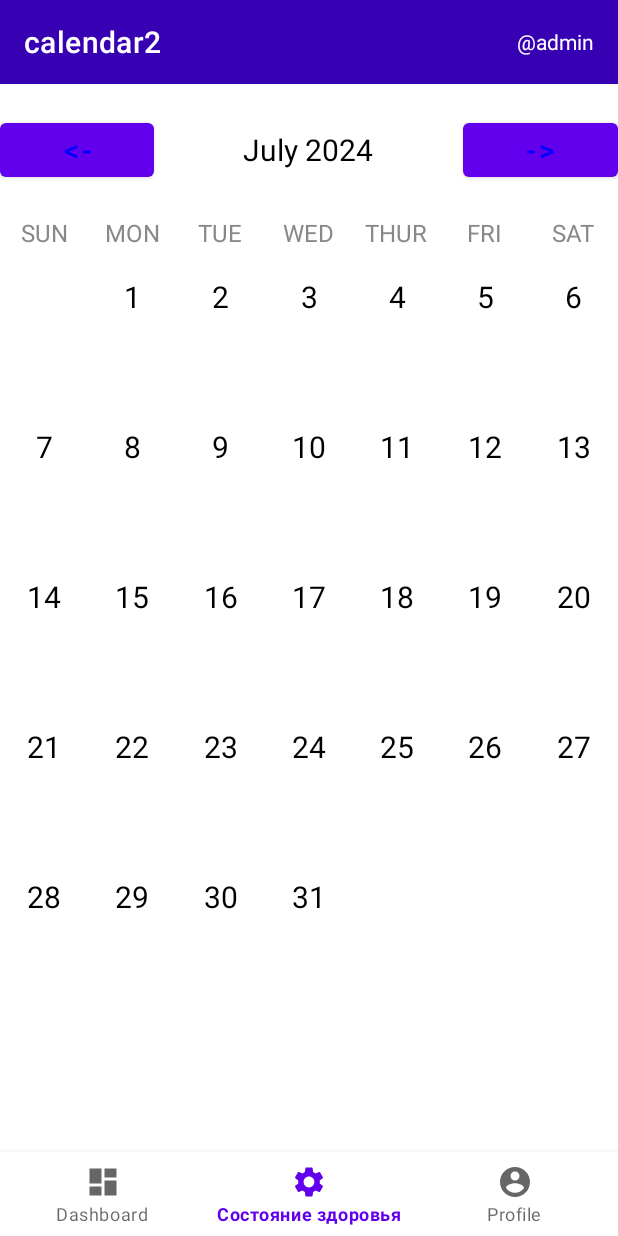
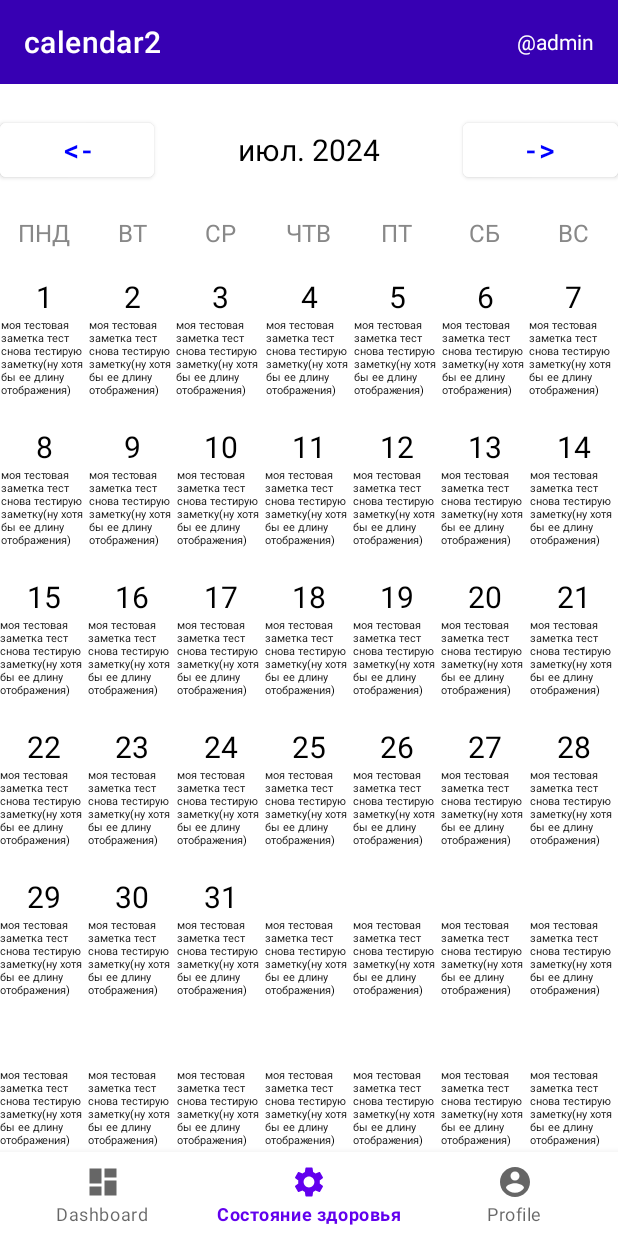
Before and after one commit to Aragorn52/CWAD, an Android app: the screen it shows after launch (MainActivity), item 2 of the bottom bar chosen, on a phone screen of 412 x 824 dp. Run offline under Robolectric (Android 15) with nearby library versions, the phone set to English and light mode, and no system bars; our stand-ins replace navigation-ui.

Commit message:
init version calendar

```diff
--- a/app/src/main/java/sa/cwad/screens/main/tabs/healthPlan/Calendar2Fragment.kt
+++ b/app/src/main/java/sa/cwad/screens/main/tabs/healthPlan/Calendar2Fragment.kt
@@ -12,6 +12,7 @@ import sa.cwad.databinding.Calendar2Binding
 import java.time.LocalDate
 import java.time.YearMonth
 import java.time.format.DateTimeFormatter
+import java.util.Locale
 
 class Calendar2Fragment : Fragment(R.layout.calendar2), OnItemListener {
 
@@ -24,11 +25,11 @@ class Calendar2Fragment : Fragment(R.layout.calendar2), OnItemListener {
         binding = Calendar2Binding.bind(view)
         selectedDate = LocalDate.now()
         setMonthView()
-        binding.backMonth.setOnClickListener{
+        binding.backMonth.setOnClickListener {
             selectedDate = selectedDate.minusMonths(1)
             setMonthView()
         }
-        binding.nextMonth.setOnClickListener{
+        binding.nextMonth.setOnClickListener {
             selectedDate = selectedDate.plusMonths(1)
             setMonthView()
         }
@@ -53,21 +54,25 @@ class Calendar2Fragment : Fragment(R.layout.calendar2), OnItemListener {
         val daysInMonth = yearMonth.lengthOfMonth()
         val firstOfMonth = selectedDate.withDayOfMonth(1)
         val dayOfWeek = firstOfMonth.dayOfWeek.value
-        for (i in 1..42) {
+        for (i in 2..43) {
             if (i <= dayOfWeek || i > daysInMonth + dayOfWeek) {
                 daysInMonthList.add("")
             } else {
-                //TODO this
                 val day = i - dayOfWeek
                 daysInMonthList.add(day.toString())
             }
         }
+        if (daysInMonthList[6] == "") {
+            daysInMonthList.removeIf { it == "" }
+        }
+
         return daysInMonthList
     }
 
     @RequiresApi(Build.VERSION_CODES.O)
     private fun monthYearFromDate(date: LocalDate): String {
-        val dateFormat = DateTimeFormatter.ofPattern("MMMM yyyy")
+        val dateFormat = DateTimeFormatter.ofPattern("MMM yyyy", Locale("ru"))
+        val t = dateFormat.format(date)
         return dateFormat.format(date)
     }
 
--- a/app/src/main/res/layout/calendar2.xml
+++ b/app/src/main/res/layout/calendar2.xml
@@ -1,10 +1,10 @@
 <?xml version="1.0" encoding="utf-8"?>
 <LinearLayout xmlns:android="http://schemas.android.com/apk/res/android"
-    xmlns:app="http://schemas.android.com/apk/res-auto"
     xmlns:tools="http://schemas.android.com/tools"
     android:layout_width="match_parent"
     android:layout_height="match_parent"
     android:orientation="vertical"
+    android:background="@color/white"
     tools:context="sa.cwad.screens.main.tabs.healthPlan.Calendar2Fragment">
 
     <LinearLayout
@@ -15,6 +15,7 @@
         android:orientation="horizontal">
 
         <Button
+            android:backgroundTint="@color/white"
             android:id="@+id/backMonth"
             android:layout_width="0dp"
             android:layout_height="wrap_content"
@@ -34,6 +35,7 @@
             android:textSize="20sp" />
 
         <Button
+            android:backgroundTint="@color/white"
             android:id="@+id/nextMonth"
             android:layout_width="0dp"
             android:layout_height="wrap_content"
@@ -54,7 +56,7 @@
             android:layout_width="0dp"
             android:layout_height="wrap_content"
             android:layout_weight="1"
-            android:text="SUN"
+            android:text="ПНД"
             android:textAlignment="center"
             android:textColor="@color/gray"
             android:textSize="16sp" />
@@ -63,7 +65,7 @@
             android:layout_width="0dp"
             android:layout_height="wrap_content"
             android:layout_weight="1"
-            android:text="MON"
+            android:text="ВТ"
             android:textAlignment="center"
             android:textColor="@color/gray"
             android:textSize="16sp" />
@@ -72,7 +74,7 @@
             android:layout_width="0dp"
             android:layout_height="wrap_content"
             android:layout_weight="1"
-            android:text="TUE"
+            android:text="СР"
             android:textAlignment="center"
             android:textColor="@color/gray"
             android:textSize="16sp" />
@@ -81,7 +83,7 @@
             android:layout_width="0dp"
             android:layout_height="wrap_content"
             android:layout_weight="1"
-            android:text="WED"
+            android:text="ЧТВ"
             android:textAlignment="center"
             android:textColor="@color/gray"
             android:textSize="16sp" />
@@ -90,7 +92,7 @@
             android:layout_width="0dp"
             android:layout_height="wrap_content"
             android:layout_weight="1"
-            android:text="THUR"
+            android:text="ПТ"
             android:textAlignment="center"
             android:textColor="@color/gray"
             android:textSize="16sp" />
@@ -99,7 +101,7 @@
             android:layout_width="0dp"
             android:layout_height="wrap_content"
             android:layout_weight="1"
-            android:text="FRI"
+            android:text="СБ"
             android:textAlignment="center"
             android:textColor="@color/gray"
             android:textSize="16sp" />
@@ -108,7 +110,7 @@
             android:layout_width="0dp"
             android:layout_height="wrap_content"
             android:layout_weight="1"
-            android:text="SAT"
+            android:text="ВС"
             android:textAlignment="center"
             android:textColor="@color/gray"
             android:textSize="16sp" />
--- a/app/src/main/res/layout/calendar_cell.xml
+++ b/app/src/main/res/layout/calendar_cell.xml
@@ -17,5 +17,17 @@
         app:layout_constraintEnd_toEndOf="parent"
         app:layout_constraintVertical_bias="0.25"/>
 
+    <TextView
+        android:id="@+id/note"
+        android:layout_width="wrap_content"
+        android:layout_height="wrap_content"
+        android:textSize="7sp"
+        android:text="моя тестовая заметка тест снова тестирую заметку(ну хотя бы ее длину отображения) глянем как че тут будет"
+        android:textColor="@color/black"
+        app:layout_constraintTop_toBottomOf="@id/cellDayText"
+        app:layout_constraintStart_toStartOf="@id/cellDayText"
+        app:layout_constraintEnd_toEndOf="@id/cellDayText"
+        app:layout_constraintVertical_bias="0.25"/>
+
 
 </androidx.constraintlayout.widget.ConstraintLayout>
```
